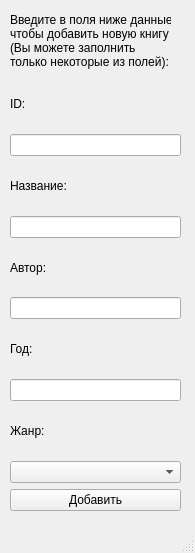
First picture: the form in My_Project/add_book.ui, repository alizalas/QtProject, before the edit.
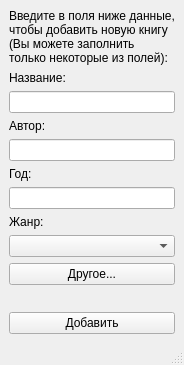
Second picture: the form after the edit.

What changed in the file:
```diff
--- a/My_Project/add_book.ui
+++ b/My_Project/add_book.ui
@@ -6,34 +6,25 @@
    <rect>
     <x>0</x>
     <y>0</y>
-    <width>195</width>
-    <height>553</height>
+    <width>175</width>
+    <height>365</height>
    </rect>
   </property>
   <property name="windowTitle">
    <string>MainWindow</string>
   </property>
   <widget class="QWidget" name="centralwidget">
-   <widget class="QWidget" name="layoutWidget">
-    <property name="geometry">
-     <rect>
-      <x>10</x>
-      <y>80</y>
-      <width>171</width>
-      <height>431</height>
-     </rect>
-    </property>
     <layout class="QVBoxLayout" name="verticalLayout">
      <item>
-      <widget class="QLabel" name="label_4">
+     <widget class="QLabel" name="label_8">
        <property name="text">
-        <string>ID:</string>
+       <string>Введите в поля ниже данные,
+чтобы добавить новую книгу
+(Вы можете заполнить
+только некоторые из полей):</string>
        </property>
       </widget>
      </item>
-     <item>
-      <widget class="QLineEdit" name="id"/>
-     </item>
      <item>
       <widget class="QLabel" name="label_2">
        <property name="text">
@@ -74,6 +65,26 @@
      <item>
       <widget class="QComboBox" name="genre"/>
      </item>
+    <item>
+     <widget class="QPushButton" name="other">
+      <property name="text">
+       <string>Другое...</string>
+      </property>
+     </widget>
+    </item>
+    <item>
+     <spacer name="verticalSpacer">
+      <property name="orientation">
+       <enum>Qt::Vertical</enum>
+      </property>
+      <property name="sizeHint" stdset="0">
+       <size>
+        <width>20</width>
+        <height>40</height>
+       </size>
+      </property>
+     </spacer>
+    </item>
      <item>
       <widget class="QPushButton" name="add">
        <property name="text">
@@ -83,23 +94,6 @@
      </item>
     </layout>
    </widget>
-   <widget class="QLabel" name="label_8">
-    <property name="geometry">
-     <rect>
-      <x>10</x>
-      <y>10</y>
-      <width>161</width>
-      <height>61</height>
-     </rect>
-    </property>
-    <property name="text">
-     <string>Введите в поля ниже данные,
-чтобы добавить новую книгу
-(Вы можете заполнить
-только некоторые из полей):</string>
-    </property>
-   </widget>
-  </widget>
   <widget class="QMenuBar" name="menubar">
    <property name="geometry">
     <rect>
```
Left out of the diff: 2 changed lines with no effect on the pictures. Lines whose indentation alone changed are shown as unchanged.
